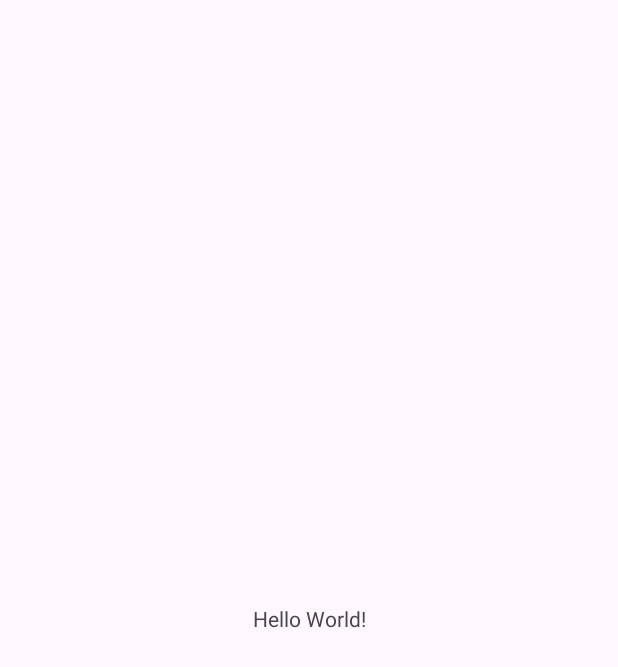
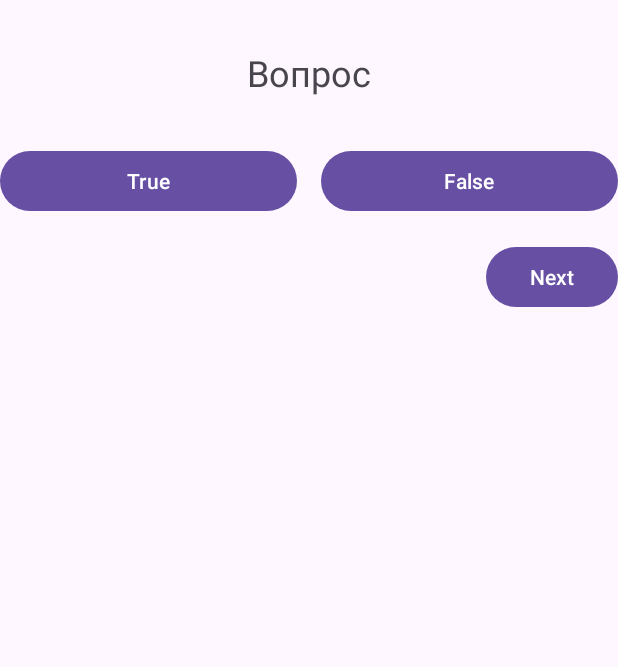
Before and after one commit to BIXTAR/GeoQuiz_Lab4, an Android app: the screen it shows after launch (MainActivity), on a phone screen of 412 x 824 dp. Before the commit the part shown is almost empty. Shown: the top 667 px of the screen. Run offline under Robolectric (Android 15) with nearby library versions, the phone set to English and light mode, and no system bars.

Commit message:
2. Создание интерфейса

```diff
--- a/app/src/main/res/layout/activity_main.xml
+++ b/app/src/main/res/layout/activity_main.xml
@@ -1,19 +1,58 @@
 <?xml version="1.0" encoding="utf-8"?>
-<androidx.constraintlayout.widget.ConstraintLayout xmlns:android="http://schemas.android.com/apk/res/android"
+<androidx.constraintlayout.widget.ConstraintLayout
+    xmlns:android="http://schemas.android.com/apk/res/android"
     xmlns:app="http://schemas.android.com/apk/res-auto"
     xmlns:tools="http://schemas.android.com/tools"
-    android:id="@+id/main"
+    android:id="@+id/constraintLayout"
     android:layout_width="match_parent"
     android:layout_height="match_parent"
     tools:context=".MainActivity">
 
+    <!-- Вопрос -->
     <TextView
+        android:id="@+id/question_text_view"
+        android:layout_width="0dp"
+        android:layout_height="wrap_content"
+        android:text="Вопрос"
+        android:textSize="24sp"
+        android:textAlignment="center"
+        android:gravity="center"
+        app:layout_constraintTop_toTopOf="parent"
+        app:layout_constraintStart_toStartOf="parent"
+        app:layout_constraintEnd_toEndOf="parent"
+        android:layout_marginTop="32dp"/>
+
+    <!-- Кнопка True -->
+    <Button
+        android:id="@+id/true_button"
+        android:layout_width="0dp"
+        android:layout_height="wrap_content"
+        android:layout_marginTop="32dp"
+        android:layout_marginEnd="8dp"
+        android:text="True"
+        app:layout_constraintEnd_toStartOf="@id/false_button"
+        app:layout_constraintStart_toStartOf="parent"
+        app:layout_constraintTop_toBottomOf="@id/question_text_view" />
+
+    <!-- Кнопка False -->
+    <Button
+        android:id="@+id/false_button"
+        android:layout_width="0dp"
+        android:layout_height="wrap_content"
+        android:text="False"
+        app:layout_constraintTop_toBottomOf="@id/question_text_view"
+        app:layout_constraintStart_toEndOf="@id/true_button"
+        app:layout_constraintEnd_toEndOf="parent"
+        android:layout_marginTop="32dp"
+        android:layout_marginStart="8dp"/>
+
+    <!-- Кнопка Next -->
+    <Button
+        android:id="@+id/next_button"
         android:layout_width="wrap_content"
         android:layout_height="wrap_content"
-        android:text="Hello World!"
-        app:layout_constraintBottom_toBottomOf="parent"
-        app:layout_constraintEnd_toEndOf="parent"
-        app:layout_constraintStart_toStartOf="parent"
-        app:layout_constraintTop_toTopOf="parent" />
-
+        android:text="Next"
+        app:layout_constraintTop_toBottomOf="@id/false_button"
+        app:layout_constraintEnd_toEndOf="@id/false_button"
+        android:layout_marginTop="16dp"/>
 </androidx.constraintlayout.widget.ConstraintLayout>
```
